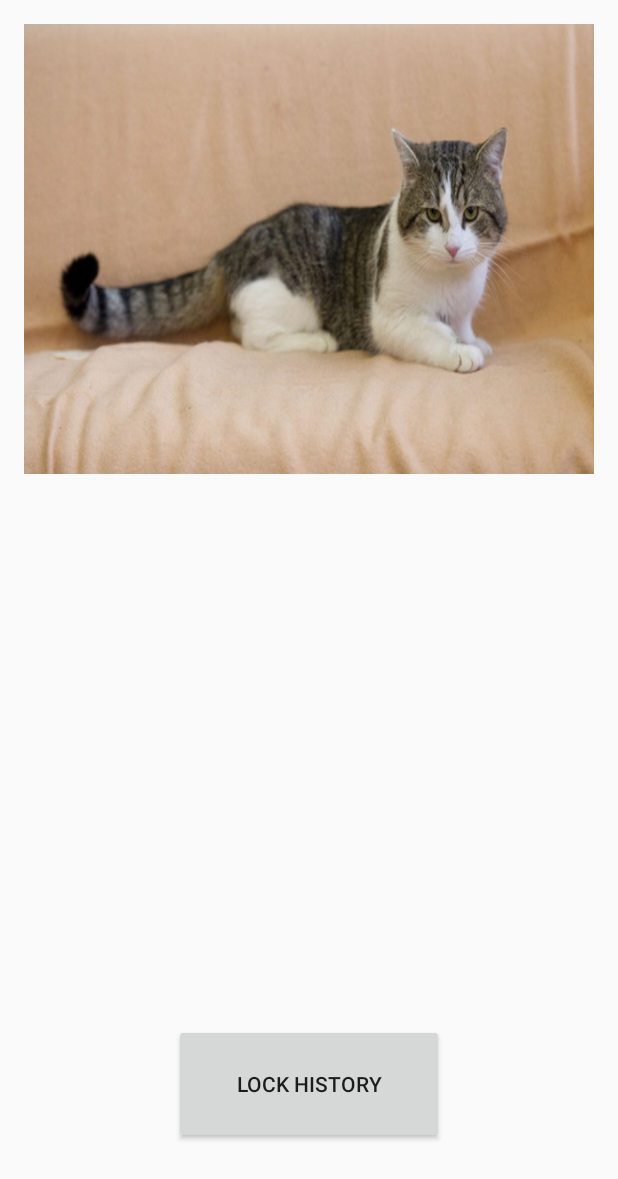
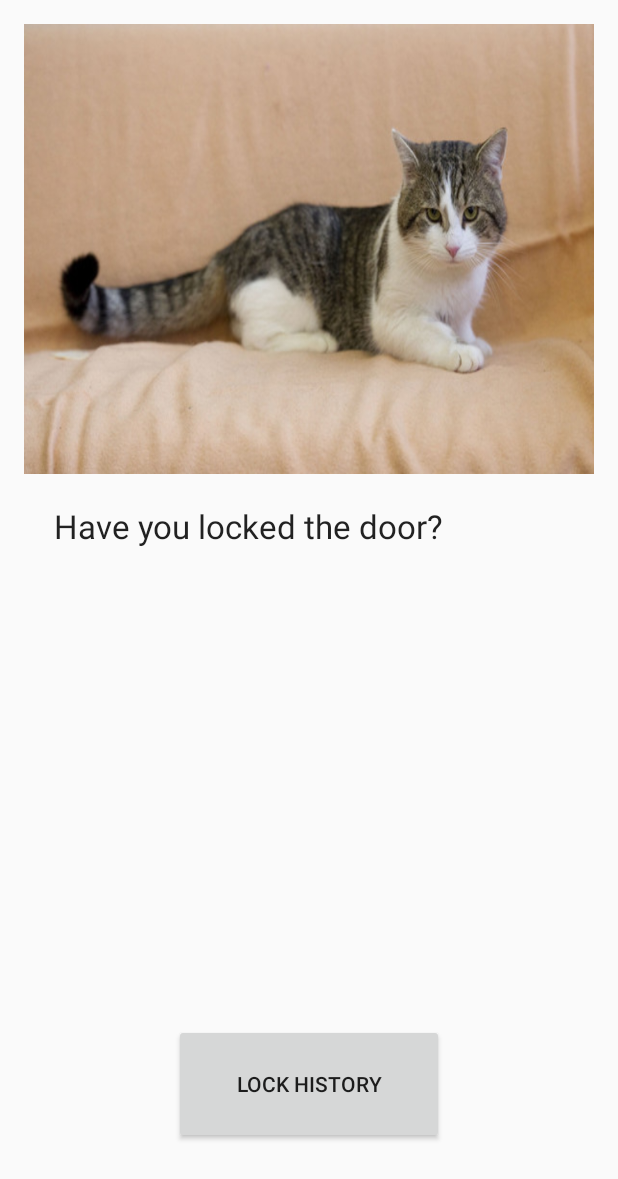
Before and after one commit to BorutUmer/door_lock, an Android app: the layout activity_main.xml on its own in the app's theme, with its tools: preview values and no code run, on a phone screen of 412 x 824 dp. Shown: the top 1179 px of the screen. Run offline under Robolectric (Android 15) with nearby library versions, the phone set to English and light mode, and no system bars.

Commit message:
New icons and help!

```diff
--- a/app/src/main/res/layout/activity_help.xml
+++ b/app/src/main/res/layout/activity_help.xml
@@ -6,7 +6,7 @@
     android:paddingBottom="@dimen/activity_vertical_margin"
     tools:context="com.janmalec.jan.doorlock.Help">
 
-    <TextView android:text="This is very helpfull!!!" android:layout_width="wrap_content"
+    <TextView android:text="@string/help_text" android:layout_width="wrap_content"
         android:layout_height="wrap_content" />
 
 </RelativeLayout>
--- a/app/src/main/res/layout/activity_main.xml
+++ b/app/src/main/res/layout/activity_main.xml
@@ -12,7 +12,7 @@
         android:layout_height="451dp"
         android:id="@+id/girlImg"
         android:background="@drawable/girl_away"
-        android:layout_marginLeft="30dp"
+        android:layout_marginLeft="18dp"
         android:layout_alignBottom="@+id/linearLayout" />
 
     <LinearLayout xmlns:android="http://schemas.android.com/apk/res/android"
@@ -51,6 +51,8 @@
     <TextView
         android:layout_width="313dp"
         android:layout_height="wrap_content"
+        android:layout_marginTop="320dp"
+        android:layout_marginLeft="20dp"
         android:textAppearance="?android:attr/textAppearanceLarge"
         android:text="Have you locked the door?"
         android:id="@+id/textLocked" />
@@ -69,5 +71,6 @@
         android:layout_height="300dp"
         android:id="@+id/catImg"
         android:layout_gravity="center_vertical"
-        android:background="@drawable/cat_home" />
+        android:background="@drawable/cat_home"
+        android:visibility="visible" />
 </RelativeLayout>
--- a/app/src/main/res/values/strings.xml
+++ b/app/src/main/res/values/strings.xml
@@ -8,5 +8,9 @@
     <string name="log_string">Lock history</string>
     <string name="title_activity_list">ListActivity</string>
     <string name="title_activity_help">Help</string>
+    <string name="help_text">Thank you for using Door lock!
+
+Here are some hints on how to use our application. The application uses your home WI-FI connection to determine your location and remind you to lock your door when you leave the house.
+When you stop using your WI-FI connection the phone will remind you to lock your front door. It also keeps track of every time that you locked or did not lock your door.</string>
 
 </resources>
```
Also changed, not shown: app/src/main/ic_launcher-web.png (added), app/src/main/res/mipmap-hdpi/ic_launcher.png, app/src/main/res/mipmap-mdpi/ic_launcher.png, app/src/main/res/mipmap-xhdpi/ic_launcher.png, app/src/main/res/mipmap-xxhdpi/ic_launcher.png, app/src/main/res/mipmap-xxxhdpi/ic_launcher.png (added), 1 other file.
